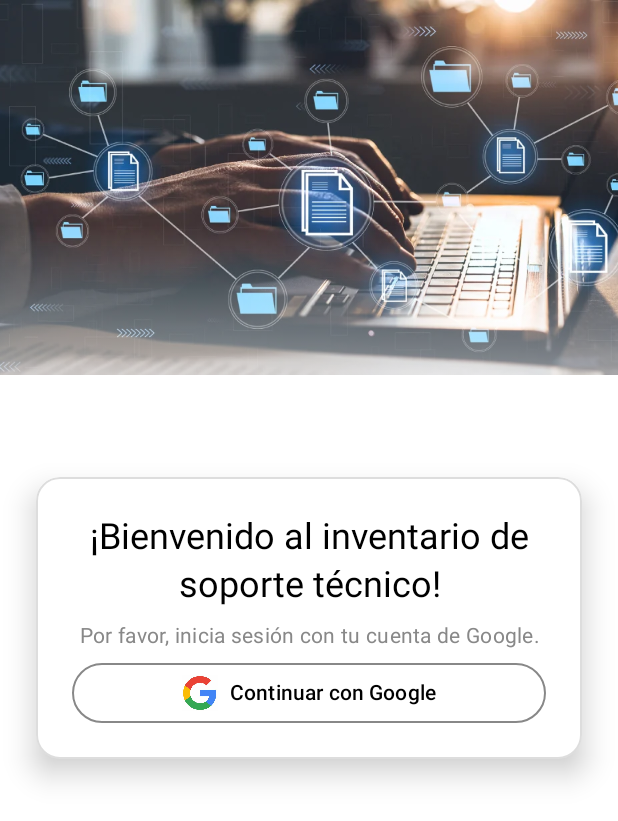
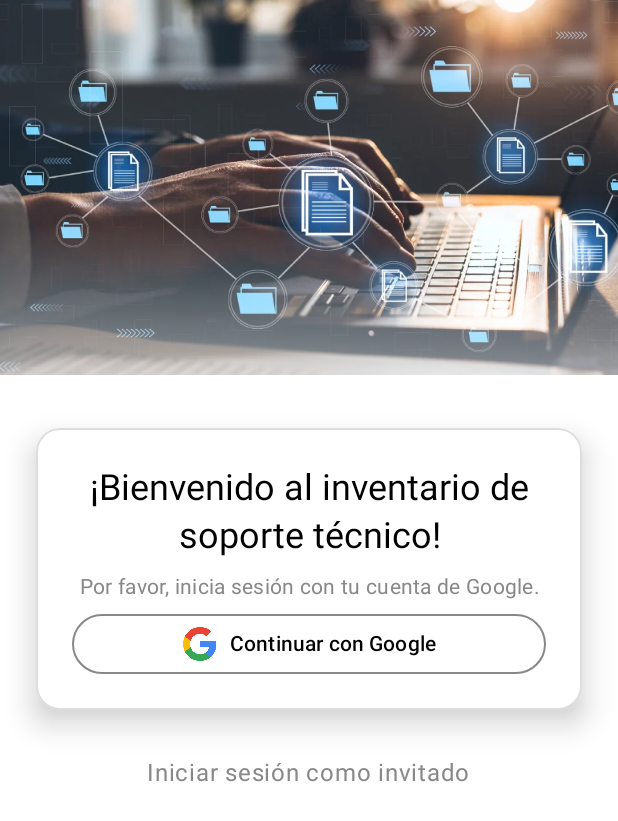
Before and after one commit to lmiguel0501/InventarioTI, an Android app built with Jetpack Compose: the screen it shows after launch (MainActivity), on a phone screen of 412 x 824 dp. Shown: the top 821 px of the screen. Run offline under Robolectric (Android 15) with nearby library versions, the phone set to English and light mode, and no system bars.

Commit message:
inicio de sesión como invitado y firmas públicas para el inicio de sesión con google

```diff
--- a/app/src/main/java/com/luismiguel/inventarioti/ui/screen/login/LoginForm.kt
+++ b/app/src/main/java/com/luismiguel/inventarioti/ui/screen/login/LoginForm.kt
@@ -1,5 +1,6 @@
 package com.luismiguel.inventarioti.ui.screen.login
 
+import android.content.Context
 import android.widget.Toast
 import androidx.activity.compose.rememberLauncherForActivityResult
 import androidx.activity.result.contract.ActivityResultContracts
@@ -49,11 +50,13 @@ fun LoginForm(navController: NavHostController) {
                     .show()
             }
         }
+
     Box(
         modifier = Modifier
             .fillMaxSize()
             .background(Color.White)
     ) {
+        // Imagen superior
         Box(
             modifier = Modifier
                 .fillMaxWidth()
@@ -80,11 +83,16 @@ fun LoginForm(navController: NavHostController) {
                     )
             )
         }
+
         Box(
             modifier = Modifier
                 .fillMaxSize()
                 .padding(horizontal = 24.dp),
             contentAlignment = Alignment.Center
+        ) {
+            Column(
+                horizontalAlignment = Alignment.CenterHorizontally,
+                modifier = Modifier.fillMaxWidth()
             ) {
                 Box(
                     modifier = Modifier
@@ -96,7 +104,7 @@ fun LoginForm(navController: NavHostController) {
                             .wrapContentHeight(),
                         colors = CardDefaults.cardColors(containerColor = Color.White),
                         shape = RoundedCornerShape(16.dp),
-                    border = BorderStroke(1.dp, Color(0x22000000)) // borde gris semitransparente
+                        border = BorderStroke(1.dp, Color(0x22000000))
                     ) {
                         Column(
                             modifier = Modifier.padding(24.dp),
@@ -134,8 +142,7 @@ fun LoginForm(navController: NavHostController) {
                                     contentColor = Color.Black
                                 ),
                                 border = BorderStroke(1.dp, Color.Gray)
-                        )
-                        {
+                            ) {
                                 Image(
                                     painter = painterResource(id = R.drawable.ic_google),
                                     contentDescription = "Google Icon",
@@ -147,8 +154,35 @@ fun LoginForm(navController: NavHostController) {
                         }
                     }
                 }
+
+                // espacio para el boton de invitado
+                Spacer(modifier = Modifier.height(18.dp))
+                TextButton(
+                    onClick = {
+                        val prefs =
+                            context.getSharedPreferences("app_prefs", Context.MODE_PRIVATE)
+                        prefs.edit().putBoolean("is_guest", true).apply()
+
+                        Toast.makeText(context, "Ingresando como invitado", Toast.LENGTH_SHORT)
+                            .show()
+                        navController.navigate("main") {
+                            popUpTo("login") { inclusive = true }
                         }
-
+                    },
+                    modifier = Modifier
+                        .fillMaxWidth()
+                        .padding(horizontal = 24.dp)
+                ) {
+                    Text(
+                        text = "Iniciar sesión como invitado",
+                        style = MaterialTheme.typography.bodyLarge,
+                        color = Color.Gray
+                    )
+                }
+            }
+        }
+    }
+}
 
 @Composable
 fun CustomTextField(
@@ -169,5 +203,3 @@ fun LoginForm(navController: NavHostController) {
         visualTransformation = visualTransformation
     )
 }
-    }
-}
--- a/build.gradle.kts
+++ b/build.gradle.kts
@@ -5,4 +5,5 @@ plugins {
     alias(libs.plugins.kotlin.compose) apply false
     alias(libs.plugins.google.services) apply false
     alias(libs.plugins.crashlytics) apply false
+    id("com.google.devtools.ksp") version "2.1.0-1.0.29" apply false
 }
```
Also changed, not shown: app/build.gradle.kts (+4 -5 lines), app/src/main/AndroidManifest.xml (+6 -4 lines), app/src/main/java/com/luismiguel/inventarioti/data/User.kt (added, +11 -0 lines), app/src/main/java/com/luismiguel/inventarioti/ui/screen/comprobantes/ComprobantesScreen.kt (+22 -40 lines), gradle/libs.versions.toml (+7 -12 lines), app/src/main/java/com/luismiguel/inventarioti/data/InventoryItem.kt (line endings or trailing spaces), gradle/wrapper/gradle-wrapper.properties, 1 other file. Lines whose indentation alone changed are shown as unchanged.
